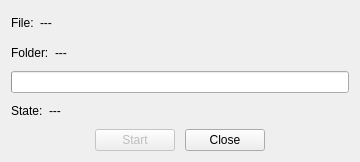
Above: downloaddialog.ui from lawand/droper before the change. Below: the same form after it.
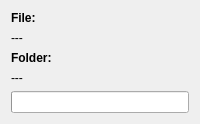
That is the form after the change. Icons and pictures are not drawn.

```diff
--- a/downloaddialog.ui
+++ b/downloaddialog.ui
@@ -2,26 +2,6 @@
 <ui version="4.0">
  <class>DownloadDialog</class>
  <widget class="QDialog" name="DownloadDialog">
-  <property name="geometry">
-   <rect>
-    <x>0</x>
-    <y>0</y>
-    <width>360</width>
-    <height>162</height>
-   </rect>
-  </property>
-  <property name="minimumSize">
-   <size>
-    <width>360</width>
-    <height>0</height>
-   </size>
-  </property>
-  <property name="maximumSize">
-   <size>
-    <width>360</width>
-    <height>16777215</height>
-   </size>
-  </property>
   <property name="windowTitle">
    <string>Droper</string>
   </property>
@@ -34,146 +14,53 @@
   </property>
   <layout class="QVBoxLayout" name="verticalLayout">
    <item>
-    <layout class="QHBoxLayout" name="horizontalLayout_2">
-     <item>
-      <widget class="QLabel" name="displayFileLabel">
-       <property name="text">
-        <string>File:</string>
-       </property>
-      </widget>
-     </item>
-     <item>
-      <widget class="QLabel" name="fileLabel">
-       <property name="sizePolicy">
-        <sizepolicy hsizetype="Expanding" vsizetype="Preferred">
-         <horstretch>0</horstretch>
-         <verstretch>0</verstretch>
-        </sizepolicy>
-       </property>
-       <property name="text">
-        <string>---</string>
-       </property>
-       <property name="wordWrap">
-        <bool>true</bool>
-       </property>
-      </widget>
-     </item>
-    </layout>
+    <widget class="QLabel" name="fileNameAndSizeDisplayLabel">
+     <property name="font">
+      <font>
+       <weight>75</weight>
+       <bold>true</bold>
+      </font>
+     </property>
+     <property name="text">
+      <string>File:</string>
+     </property>
+    </widget>
    </item>
    <item>
-    <layout class="QHBoxLayout" name="horizontalLayout_3">
-     <item>
-      <widget class="QLabel" name="displayFolderLabel">
-       <property name="text">
-        <string>Folder:</string>
-       </property>
-      </widget>
-     </item>
-     <item>
-      <widget class="QLabel" name="folderLabel">
-       <property name="sizePolicy">
-        <sizepolicy hsizetype="Expanding" vsizetype="Preferred">
-         <horstretch>0</horstretch>
-         <verstretch>0</verstretch>
-        </sizepolicy>
-       </property>
-       <property name="text">
-        <string>---</string>
-       </property>
-       <property name="wordWrap">
-        <bool>true</bool>
-       </property>
-      </widget>
-     </item>
-    </layout>
+    <widget class="QLabel" name="fileNameAndSizeLabel">
+     <property name="text">
+      <string>---</string>
+     </property>
+     <property name="wordWrap">
+      <bool>true</bool>
+     </property>
+    </widget>
    </item>
    <item>
-    <widget class="QProgressBar" name="progressBar">
-     <property name="value">
-      <number>0</number>
+    <widget class="QLabel" name="folderNameDisplayLabel">
+     <property name="font">
+      <font>
+       <weight>75</weight>
+       <bold>true</bold>
+      </font>
      </property>
-     <property name="format">
-      <string/>
+     <property name="text">
+      <string>Folder:</string>
      </property>
     </widget>
    </item>
    <item>
-    <layout class="QHBoxLayout" name="horizontalLayout_4">
-     <item>
-      <widget class="QLabel" name="displayStateLabel">
-       <property name="text">
-        <string>State:</string>
-       </property>
-      </widget>
-     </item>
-     <item>
-      <widget class="QLabel" name="stateLabel">
-       <property name="text">
-        <string>---</string>
-       </property>
-      </widget>
-     </item>
-     <item>
-      <spacer name="horizontalSpacer_5">
-       <property name="orientation">
-        <enum>Qt::Horizontal</enum>
-       </property>
-       <property name="sizeHint" stdset="0">
-        <size>
-         <width>40</width>
-         <height>20</height>
-        </size>
-       </property>
-      </spacer>
-     </item>
-    </layout>
+    <widget class="QLabel" name="folderNameLabel">
+     <property name="text">
+      <string>---</string>
+     </property>
+     <property name="wordWrap">
+      <bool>true</bool>
+     </property>
+    </widget>
    </item>
    <item>
-    <layout class="QHBoxLayout" name="horizontalLayout">
-     <item>
-      <spacer name="horizontalSpacer_3">
-       <property name="orientation">
-        <enum>Qt::Horizontal</enum>
-       </property>
-       <property name="sizeHint" stdset="0">
-        <size>
-         <width>40</width>
-         <height>20</height>
-        </size>
-       </property>
-      </spacer>
-     </item>
-     <item>
-      <widget class="QPushButton" name="toggleStartPushButton">
-       <property name="enabled">
-        <bool>false</bool>
-       </property>
-       <property name="text">
-        <string>Start</string>
-       </property>
-      </widget>
-     </item>
-     <item>
-      <widget class="QDialogButtonBox" name="buttonBox">
-       <property name="standardButtons">
-        <set>QDialogButtonBox::Close</set>
-       </property>
-      </widget>
-     </item>
-     <item>
-      <spacer name="horizontalSpacer">
-       <property name="orientation">
-        <enum>Qt::Horizontal</enum>
-       </property>
-       <property name="sizeHint" stdset="0">
-        <size>
-         <width>40</width>
-         <height>20</height>
-        </size>
-       </property>
-      </spacer>
-     </item>
-    </layout>
+    <widget class="QProgressBar" name="progressBar"/>
    </item>
   </layout>
   <action name="toggleStartAction">
```
Left out of the diff: 8 changed lines with no effect on the pictures.
